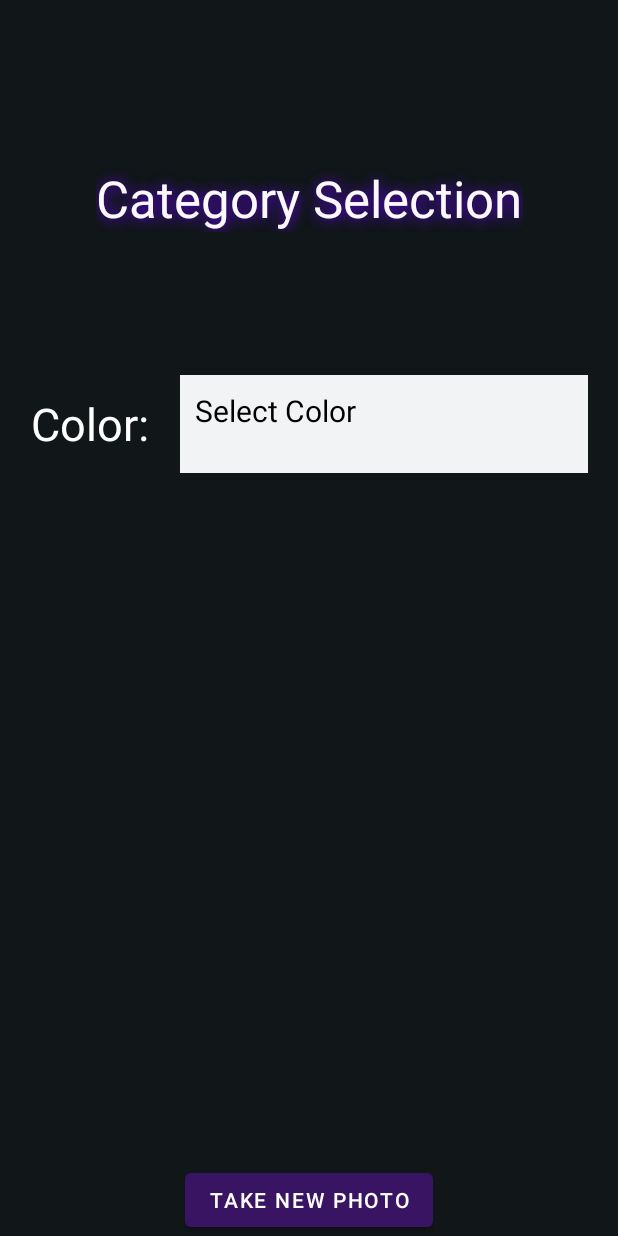
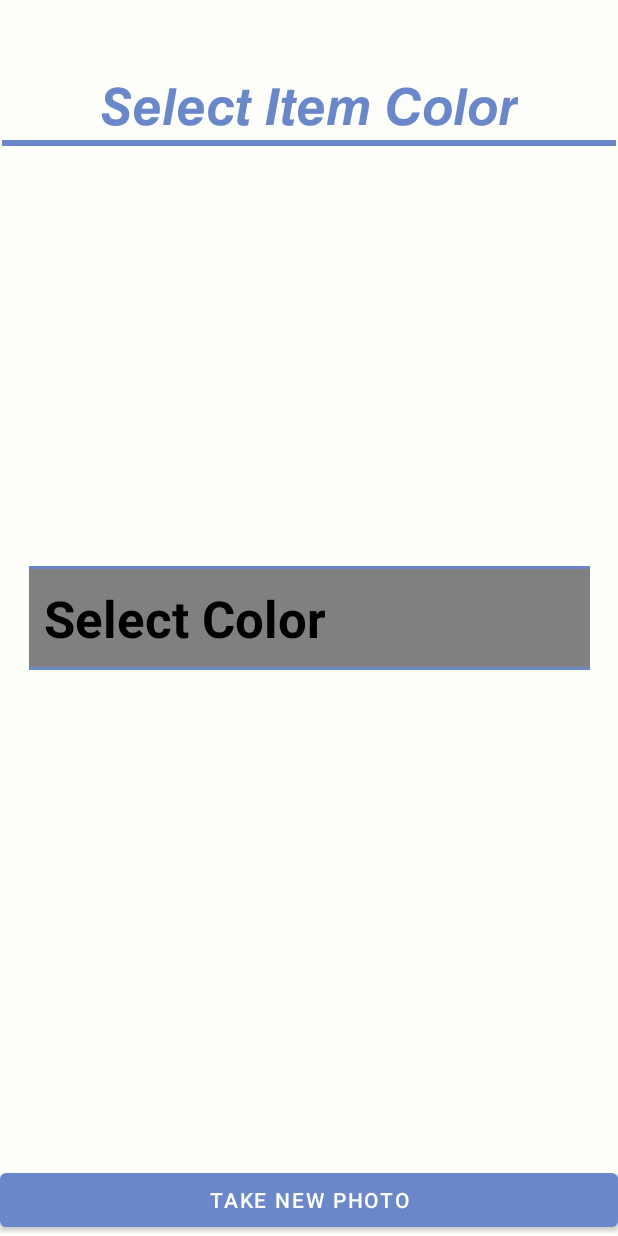
Before and after one commit to aiRamo/clotho, an Android app: the CategorySelector screen opened directly, with no data from a screen before it, on a phone screen of 412 x 824 dp. Run offline under Robolectric (Android 15) with nearby library versions, the phone set to English and light mode, and no system bars.

Commit message:
Frontend changes

```diff
--- a/app/src/main/AndroidManifest.xml
+++ b/app/src/main/AndroidManifest.xml
@@ -3,7 +3,7 @@
     xmlns:tools="http://schemas.android.com/tools"
     package="com.visionapi.clotho" >
 
-    <uses-permission android:name="android.permission.CAMERA"/>
+
     <uses-permission android:name="android.permission.WRITE_EXTERNAL_STORAGE"/>
 
 
--- a/app/src/main/java/com/visionapi/clotho/CategorySelector.java
+++ b/app/src/main/java/com/visionapi/clotho/CategorySelector.java
@@ -88,7 +88,7 @@ public class CategorySelector extends AppCompatActivity implements AdapterView.O
         ConstraintLayout root=(ConstraintLayout) findViewById(R.id.categoryStuff);
         if (colorText.equals("Select Color")) {
             spinnerStyle.setTextColor(Color.parseColor("#000000"));
-            adapterView.setBackgroundColor(Color.parseColor("#F2F3F4"));
+            adapterView.setBackgroundColor(Color.parseColor("#808080"));
         }
         if (colorText.equals("Blue")) {
             adapterView.setBackgroundColor(Color.parseColor("#1663BE"));
--- a/app/src/main/res/layout/activity_category_selector.xml
+++ b/app/src/main/res/layout/activity_category_selector.xml
@@ -4,7 +4,7 @@
     xmlns:tools="http://schemas.android.com/tools"
     android:layout_width="match_parent"
     android:layout_height="match_parent"
-    android:background="#111619"
+    android:background="#FEFEFA"
     tools:ignore="LabelFor"
     android:id="@+id/categoryStuff"
     >
@@ -14,60 +14,64 @@
         android:id="@+id/categoryTitle"
         android:layout_width="wrap_content"
         android:layout_height="wrap_content"
+
         android:text="@string/category_title"
-        android:shadowColor="@color/purple_500"
-        android:shadowRadius="10"
-        android:shadowDx="1"
-        android:shadowDy="1"
-        android:textColor="#FAF8F8"
+        android:textColor="@color/blue"
         android:textSize="34sp"
         app:layout_constraintBottom_toBottomOf="parent"
         app:layout_constraintEnd_toEndOf="parent"
         app:layout_constraintStart_toStartOf="parent"
         app:layout_constraintTop_toTopOf="parent"
-        app:layout_constraintVertical_bias="0.13999999" />
-
-
-
-    <LinearLayout
-        android:layout_width="match_parent"
-        android:layout_height="wrap_content"
-        android:layout_marginTop="250dp"
-        app:layout_constraintLeft_toLeftOf="parent"
-        app:layout_constraintRight_toRightOf="parent"
-        app:layout_constraintTop_toTopOf="parent" >
-
-        <TextView
-            android:layout_width="120dp"
-            android:layout_height="match_parent"
-            android:text="Color:"
-            android:textSize="30sp"
-            android:textColor="@color/white"
-            android:gravity="center"/>
+        app:layout_constraintVertical_bias="0.060000002" />
 
     <Spinner
         android:id="@+id/colorSpinner"
-            android:layout_width="0dp"
+        android:layout_width="374dp"
         android:layout_height="65dp"
         android:layout_gravity="center"
-            android:layout_marginEnd="20dp"
         android:layout_weight="1"
-            android:background="@drawable/color_blob"
         android:gravity="center"
         android:spinnerMode="dropdown"
-            android:textAlignment="center" />
-
-    </LinearLayout>
-
-    <Button
-        android:visibility="invisible"
-        android:id="@+id/btn_takePhoto"
-        android:layout_width="wrap_content"
-        android:layout_height="wrap_content"
-        android:text="Take New Photo"
         app:layout_constraintBottom_toBottomOf="parent"
         app:layout_constraintEnd_toEndOf="parent"
         app:layout_constraintStart_toStartOf="parent"
-      />
+        app:layout_constraintTop_toTopOf="parent" />
+
+    <Button
+        android:id="@+id/btn_takePhoto"
+        android:layout_width="0dp"
+        android:layout_height="wrap_content"
+        android:text="Take New Photo"
+        android:visibility="invisible"
+        app:layout_constraintBottom_toBottomOf="parent"
+        app:layout_constraintEnd_toEndOf="parent"
+        app:layout_constraintStart_toStartOf="parent" />
+
+    <View
+        android:id="@+id/divider"
+        android:layout_width="0dp"
+        android:layout_height="2dp"
+        android:background="@color/blue"
+        app:layout_constraintBottom_toTopOf="@+id/colorSpinner"
+        app:layout_constraintEnd_toEndOf="@+id/colorSpinner"
+        app:layout_constraintStart_toStartOf="@+id/colorSpinner" />
+
+    <View
+        android:id="@+id/divider2"
+        android:layout_width="0dp"
+        android:layout_height="2dp"
+        android:background="@color/blue"
+        app:layout_constraintEnd_toEndOf="@+id/colorSpinner"
+        app:layout_constraintStart_toStartOf="@+id/colorSpinner"
+        app:layout_constraintTop_toBottomOf="@+id/colorSpinner" />
+
+    <View
+        android:id="@+id/divider3"
+        android:layout_width="409dp"
+        android:layout_height="4dp"
+        android:background="@color/blue"
+        app:layout_constraintEnd_toEndOf="parent"
+        app:layout_constraintStart_toStartOf="parent"
+        app:layout_constraintTop_toBottomOf="@+id/categoryTitle" />
 
 </androidx.constraintlayout.widget.ConstraintLayout>
--- a/app/src/main/res/layout/camera_tool.xml
+++ b/app/src/main/res/layout/camera_tool.xml
@@ -4,7 +4,7 @@
     xmlns:tools="http://schemas.android.com/tools"
     android:layout_width="match_parent"
     android:layout_height="match_parent"
-    android:background="@color/black">
+    android:background="#FEFEFA">
 
     <Button
         android:id="@+id/btn_retakePhoto"
--- a/app/src/main/res/layout/color_spinner_layout.xml
+++ b/app/src/main/res/layout/color_spinner_layout.xml
@@ -3,9 +3,9 @@
     android:layout_width="match_parent"
     android:padding="10dp"
     android:id="@+id/spinnerStyle"
-    android:text="Gender"
-    android:textSize="20sp"
+    android:textSize="34sp"
     android:textColor="@color/white_v2"
+    android:textStyle="bold"
     android:layout_height="match_parent">
 
 </CheckedTextView>
--- a/app/src/main/res/values/registration_resources.xml
+++ b/app/src/main/res/values/registration_resources.xml
@@ -16,5 +16,5 @@
     <string name="pants_selector">Pants</string>
     <string name="shoes_selector">Shoes</string>
     <string name="shirt_selector">Shirts</string>
-    <string name="category_title">Category Selection</string>
+    <string name="category_title">𝙎𝙚𝙡𝙚𝙘𝙩 𝙄𝙩𝙚𝙢 𝘾𝙤𝙡𝙤𝙧</string>
 </resources>
--- a/app/src/main/res/values/themes.xml
+++ b/app/src/main/res/values/themes.xml
@@ -2,7 +2,7 @@
     <!-- Base application theme. -->
     <style name="Theme.Clotho" parent="Theme.MaterialComponents.DayNight.NoActionBar">
         <!-- Primary brand color. -->
-        <item name="colorPrimary">@color/purple_700</item>
+        <item name="colorPrimary">@color/blue</item>
         <item name="colorPrimaryVariant">@color/black</item>
         <item name="colorOnPrimary">@color/white</item>
         <!-- Secondary brand color. -->
```
Also changed, not shown: app/src/main/res/layout/activity_main.xml (+25 -7 lines). Lines whose indentation alone changed are shown as unchanged.
